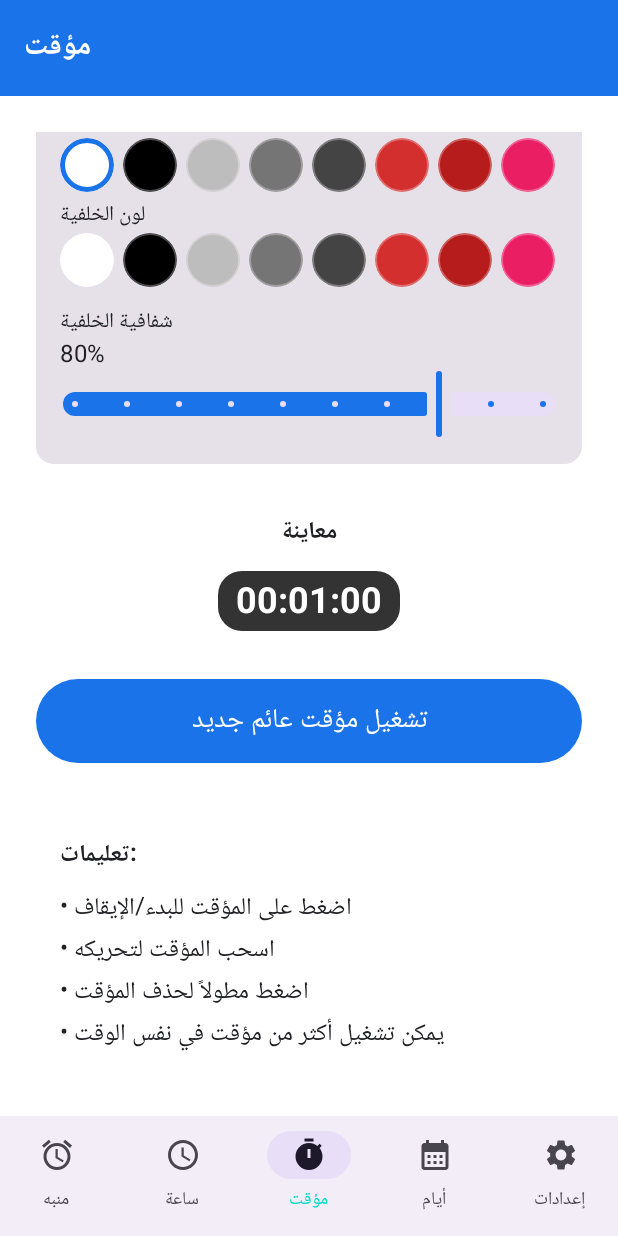
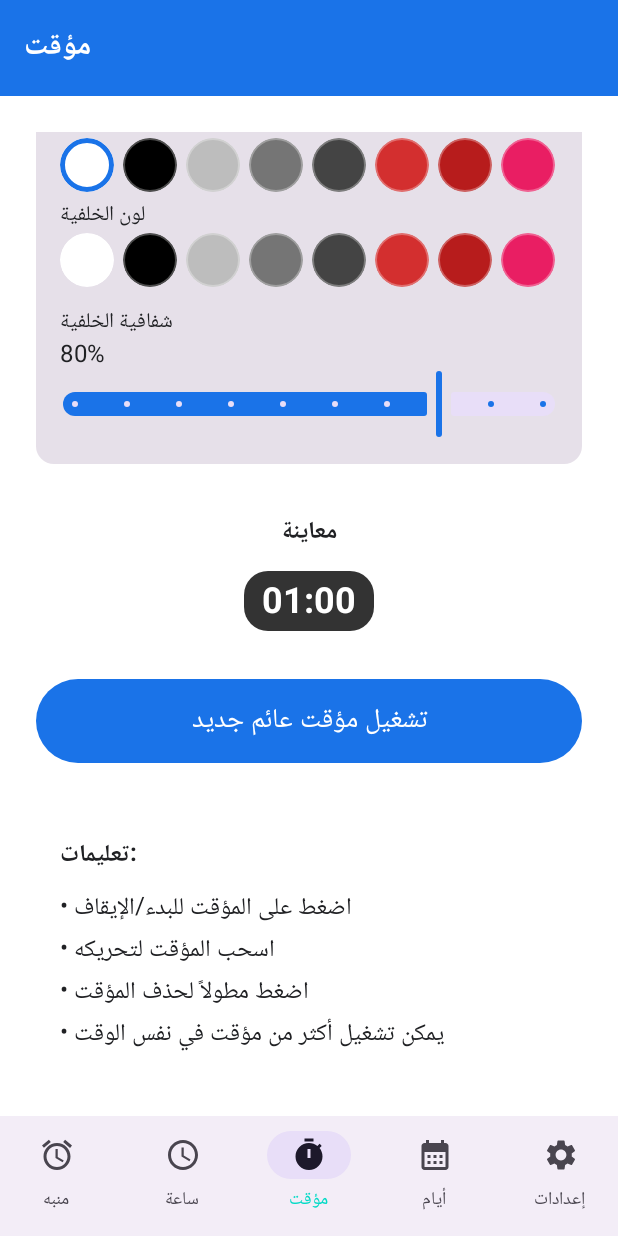
Before and after one commit to saifaldeenalani1-alt/alarmapp, an Android app built with Jetpack Compose: the screen it shows after launch (MainActivity), item 3 of the bottom bar chosen, scrolled down 378 dp, on a phone screen of 412 x 824 dp. Run offline under Robolectric (Android 15) with nearby library versions, the light colour scheme and no system bars.

Commit message:
fix: reschedule alarms on app start and stabilize floating timer width
- Add rescheduleAlarms() in AlarmApp.onCreate() to re-register all
  enabled alarms with AlarmManager whenever the app process starts
- Revert formatTimeShort to hide hours when < 1 hour (MM:SS format)
- Add minEms=8 and monospace typeface to floating timer layout to
  keep width stable regardless of text content

```diff
--- a/app/src/main/java/com/alarmapp/AlarmApp.kt
+++ b/app/src/main/java/com/alarmapp/AlarmApp.kt
@@ -5,7 +5,7 @@ import android.app.NotificationChannel
 import android.app.NotificationManager
 import android.os.Build
 import com.alarmapp.data.PreferencesManager
-import com.alarmapp.receiver.BootReceiver
+import com.alarmapp.util.AlarmScheduler
 
 class AlarmApp : Application() {
 
@@ -17,6 +17,16 @@ class AlarmApp : Application() {
         prefsManager = PreferencesManager(this)
         createNotificationChannels()
         LocaleHelper.setLocale(this, "ar")
+        rescheduleAlarms()
+    }
+
+    private fun rescheduleAlarms() {
+        val alarms = prefsManager.getAlarms()
+        alarms.forEach { alarm ->
+            if (alarm.isEnabled) {
+                AlarmScheduler.scheduleAlarm(this, alarm)
+            }
+        }
     }
 
     private fun createNotificationChannels() {
--- a/app/src/main/java/com/alarmapp/service/FloatingTimerService.kt
+++ b/app/src/main/java/com/alarmapp/service/FloatingTimerService.kt
@@ -136,7 +136,6 @@ class FloatingTimerService : Service() {
         timerText.text = formatTimeShort(if (isCountdown) totalSeconds else 0)
         timerText.setTextSize(android.util.TypedValue.COMPLEX_UNIT_SP, fontSize.toFloat())
         timerText.setTextColor(fontColor)
-        timerText.typeface = android.graphics.Typeface.MONOSPACE
 
         val density = resources.displayMetrics.density
         val alpha = bgTransparency / 100f
--- a/app/src/main/java/com/alarmapp/util/Extensions.kt
+++ b/app/src/main/java/com/alarmapp/util/Extensions.kt
@@ -130,7 +130,10 @@ fun formatTimeShort(seconds: Long): String {
     val hrs = seconds / 3600
     val mins = (seconds % 3600) / 60
     val secs = seconds % 60
-    return String.format(Locale.US, "%02d:%02d:%02d", hrs, mins, secs)
+    return if (hrs > 0)
+        String.format(Locale.US, "%d:%02d:%02d", hrs, mins, secs)
+    else
+        String.format(Locale.US, "%02d:%02d", mins, secs)
 }
 
 fun formatDateFull(dateMillis: Long): String {
--- a/app/src/main/res/layout/floating_timer.xml
+++ b/app/src/main/res/layout/floating_timer.xml
@@ -12,9 +12,11 @@
         android:layout_width="wrap_content"
         android:layout_height="wrap_content"
         android:gravity="center"
-        android:text="00:00:00"
+        android:minEms="8"
+        android:text="00:00"
         android:textSize="24sp"
         android:textStyle="bold"
+        android:typeface="monospace"
         android:padding="4dp" />
 
 </LinearLayout>
```
